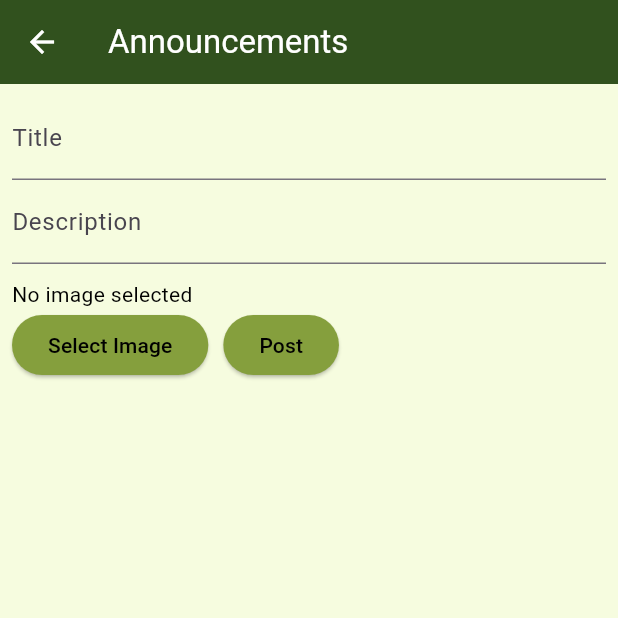
After one commit to Muhammadsaqibsharif/kaar_e_kamal, a Flutter app: the AnnouncementsScreen screen opened by its route, after a tap on "Post", on a phone screen of 412 x 824 dp, the top half of it. The commit adds this screen. Run offline on Flutter 3.47's test engine with Material 3 defaults, Android fonts, the phone set to English and light mode, and no system bars; our stand-ins replace carousel_slider, image_picker, share_plus, shared_preferences; accounts and stored records are empty.

Commit message:
Announcements Screen SuperAdmin

```diff
--- a/lib/routes/app_routes.dart
+++ b/lib/routes/app_routes.dart
@@ -8,6 +8,7 @@ import 'package:kaar_e_kamal/screens/superAdmin/chapter_management/assign_positi
 import 'package:kaar_e_kamal/screens/superAdmin/chapter_management/chapter_list_screen.dart';
 import 'package:kaar_e_kamal/screens/superAdmin/chapter_management/chapter_management_screen.dart';
 import 'package:kaar_e_kamal/screens/superAdmin/chapter_management/create_chapter_screen.dart';
+import 'package:kaar_e_kamal/screens/superAdmin/communication/announcements_screen.dart';
 import 'package:kaar_e_kamal/screens/superAdmin/communication/communication_screen.dart';
 import 'package:kaar_e_kamal/screens/superAdmin/dashboard_screen.dart';
 import 'package:kaar_e_kamal/screens/user/blood_donation/blood_appeal_screen.dart';
@@ -81,6 +82,7 @@ class AppRoutes {
       RouteNames.ChapterManagementScreen: (context) => ChapterManagementScreen(),
       RouteNames.AccessControlScreen: (context) => AccessControlScreen(),
       RouteNames.CommunicationScreen: (context) => CommunicationScreen(),
+      RouteNames.AnnouncementsScreen: (context) => AnnouncementsScreen(),
     };
   }
 }
--- a/lib/routes/route_names.dart
+++ b/lib/routes/route_names.dart
@@ -26,5 +26,6 @@ class RouteNames {
   static const String ChapterManagementScreen = '/ChapterManagementScreen';
   static const String AccessControlScreen = '/AccessControlScreen';
   static const String CommunicationScreen = '/CommunicationScreen';
+  static const String AnnouncementsScreen = '/AnnouncementsScreen';
 
 }
--- /dev/null
+++ b/lib/screens/superAdmin/communication/announcements_screen.dart
@@ -0,0 +1,163 @@
+import 'package:flutter/material.dart';
+import 'dart:io';
+import 'package:image_picker/image_picker.dart';
+
+class AnnouncementsScreen extends StatefulWidget {
+  @override
+  _AnnouncementsScreenState createState() => _AnnouncementsScreenState();
+}
+
+class _AnnouncementsScreenState extends State<AnnouncementsScreen> {
+  final List<Map<String, dynamic>> announcements = [];
+  final TextEditingController _titleController = TextEditingController();
+  final TextEditingController _descriptionController = TextEditingController();
+  File? _selectedImage;
+  int? editingIndex;
+
+  Future<void> _pickImage() async {
+    final pickedFile =
+        await ImagePicker().pickImage(source: ImageSource.gallery);
+    if (pickedFile != null) {
+      setState(() {
+        _selectedImage = File(pickedFile.path);
+      });
+    }
+  }
+
+  void _postAnnouncement() {
+    if (_titleController.text.isNotEmpty &&
+        _descriptionController.text.isNotEmpty) {
+      if (editingIndex == null) {
+        // Create new announcement
+        setState(() {
+          announcements.add({
+            'title': _titleController.text,
+            'description': _descriptionController.text,
+            'image': _selectedImage,
+          });
+        });
+      } else {
+        // Update existing announcement
+        setState(() {
+          announcements[editingIndex!] = {
+            'title': _titleController.text,
+            'description': _descriptionController.text,
+            'image': _selectedImage,
+          };
+          editingIndex = null;
+        });
+      }
+
+      _titleController.clear();
+      _descriptionController.clear();
+      _selectedImage = null;
+    }
+  }
+
+  void _editAnnouncement(int index) {
+    setState(() {
+      editingIndex = index;
+      _titleController.text = announcements[index]['title'];
+      _descriptionController.text = announcements[index]['description'];
+      _selectedImage = announcements[index]['image'];
+    });
+  }
+
+  void _deleteAnnouncement(int index) {
+    setState(() {
+      announcements.removeAt(index);
+      if (editingIndex == index) {
+        _titleController.clear();
+        _descriptionController.clear();
+        _selectedImage = null;
+        editingIndex = null;
+      }
+    });
+  }
+
+  @override
+  Widget build(BuildContext context) {
+    return Scaffold(
+      appBar: AppBar(title: Text('Announcements')),
+      body: Column(
+        children: [
+          Padding(
+            padding: const EdgeInsets.all(8.0),
+            child: Column(
+              crossAxisAlignment: CrossAxisAlignment.start,
+              children: [
+                TextField(
+                  controller: _titleController,
+                  decoration: InputDecoration(labelText: 'Title'),
+                ),
+                TextField(
+                  controller: _descriptionController,
+                  decoration: InputDecoration(labelText: 'Description'),
+                ),
+                SizedBox(height: 10),
+                _selectedImage != null
+                    ? Image.file(_selectedImage!, height: 100)
+                    : Text('No image selected'),
+                Row(
+                  children: [
+                    ElevatedButton(
+                      onPressed: _pickImage,
+                      child: Text('Select Image'),
+                    ),
+                    SizedBox(width: 10),
+                    ElevatedButton(
+                      onPressed: _postAnnouncement,
+                      child: Text(editingIndex == null ? 'Post' : 'Update'),
+                    ),
+                  ],
+                ),
+              ],
+            ),
+          ),
+          Expanded(
+            child: ListView.builder(
+              itemCount: announcements.length,
+              itemBuilder: (context, index) {
+                final announcement = announcements[index];
+                return Card(
+                  margin: EdgeInsets.all(8.0),
+                  child: ListTile(
+                    title: Text(announcement['title']),
+                    subtitle: Column(
+                      crossAxisAlignment: CrossAxisAlignment.start,
+                      children: [
+                        Text(announcement['description']),
+                        if (announcement['image'] != null)
+                          Padding(
+                            padding: const EdgeInsets.only(top: 8.0),
+                            child:
+                                Image.file(announcement['image'], height: 100),
+                          ),
+                        Row(
+                          mainAxisAlignment: MainAxisAlignment.end,
+                          children: [
+                            TextButton(
+                              onPressed: () => _editAnnouncement(index),
+                              child: Text('Edit'),
+                            ),
+                            TextButton(
+                              onPressed: () => _deleteAnnouncement(index),
+                              child: Text(
+                                'Delete',
+                                style: TextStyle(color: Colors.red),
+                              ),
+                            ),
+                          ],
+                        )
+                      ],
+                    ),
+                  ),
+                );
+              },
+            ),
+          ),
+        ],
+      ),
+    );
+  }
+}
--- a/pubspec.yaml
+++ b/pubspec.yaml
@@ -39,6 +39,7 @@ dependencies:
   intl: ^0.20.2
   share_plus: ^10.1.4
   carousel_slider: ^5.0.0
+  image_picker: ^1.1.2
 
 dev_dependencies:
   flutter_test:
```
Also changed, not shown: lib/screens/superAdmin/dashboard_screen.dart (+5 -5 lines), pubspec.lock, 5 other files.
